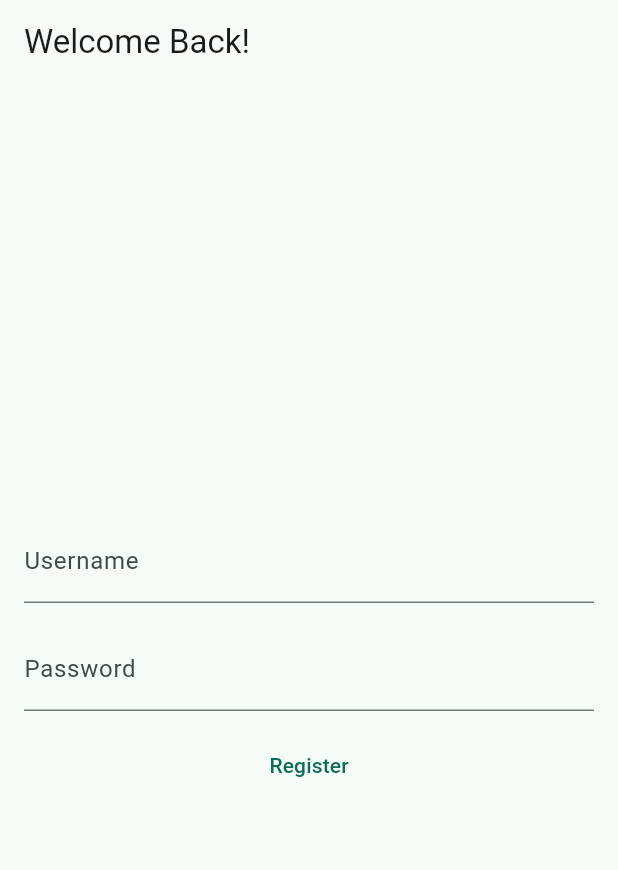
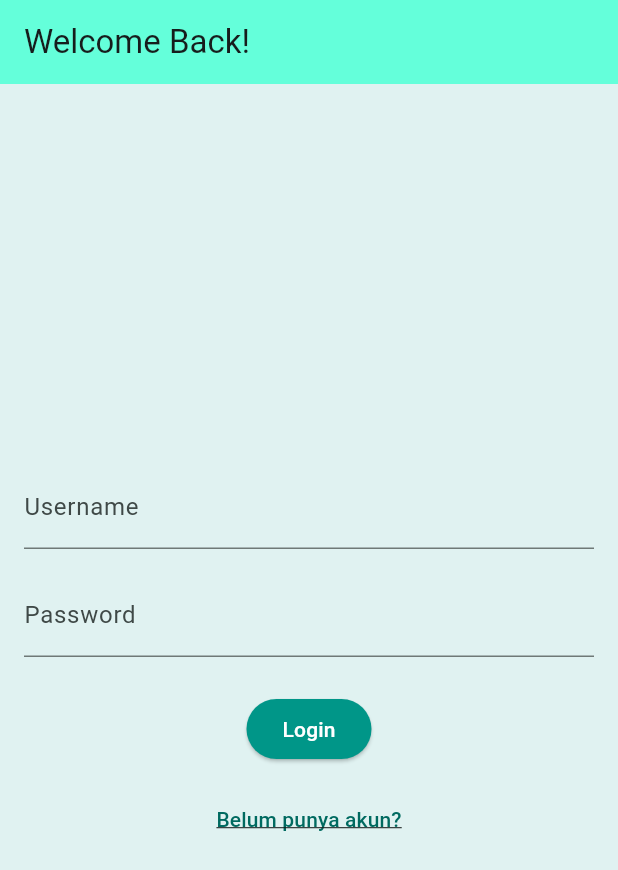
Before and after one commit to belatijagad/kutu-buku-mobile, a Flutter app: the screen it shows after launch, on a phone screen of 412 x 824 dp. Shown: the top 870 px of the screen. Run offline on Flutter 3.47's test engine with Material 3 defaults, Android fonts, the phone set to English and light mode, and no system bars.

Commit message:
Update login-register

```diff
--- a/lib/main.dart
+++ b/lib/main.dart
@@ -31,7 +31,8 @@ class MyApp extends StatelessWidget {
     return MaterialApp(
       title: 'Flutter Demo',
       theme: ThemeData(
-        colorScheme: ColorScheme.fromSeed(seedColor: Colors.tealAccent),
+        scaffoldBackgroundColor: Colors.teal.shade50,
+        colorScheme: ColorScheme.fromSeed(seedColor: Colors.teal),
         useMaterial3: true,
       ),
       home: LoginPage(),
--- a/lib/screens/login.dart
+++ b/lib/screens/login.dart
@@ -17,6 +17,7 @@ class _LoginPageState extends State<LoginPage> {
     return Scaffold(
       appBar: AppBar(
         title: const Text('Welcome Back!'),
+        backgroundColor: Colors.tealAccent,
       ),
       body: Padding(
         padding: const EdgeInsets.all(16.0),
@@ -33,23 +34,28 @@ class _LoginPageState extends State<LoginPage> {
               obscureText: true,
               decoration: const InputDecoration(labelText: 'Password'),
             ),
-            // const SizedBox(height: 24.0),
-            // ElevatedButton(
-            //   onPressed: () {
-            //     // Perform login logic (authentication check)
-            //     if (_performLogin()) {
-            //       // If successful, navigate to the home page
-            //       Navigator.pushReplacement(
-            //         context,
-            //         MaterialPageRoute(builder: (context) => const HomePage()),
-            //       );
-            //     } else {
-            //       // Show an error message or handle authentication failure
-            //       _showErrorDialog();
-            //     }
-            //   },
-            //   child: const Text('Login'),
-            // ),
+            const SizedBox(height: 24.0),
+            ElevatedButton(
+              onPressed: () {
+                // Perform login logic (authentication check)
+                if (_performLogin()) {
+                  // If successful, navigate to the home page
+                  Navigator.pushReplacement(
+                    context,
+// DUMMY ROUTING: navigate ke LoginPage
+                    MaterialPageRoute(builder: (context) => const LoginPage()),
+                  );
+                } else {
+                  // Show an error message or handle authentication failure
+                  _showErrorDialog();
+                }
+              },
+              child: const Text('Login'),
+              style: ElevatedButton.styleFrom(
+                backgroundColor: Colors.teal,
+                foregroundColor: Colors.white,
+              ),
+            ),
             const SizedBox(height: 12.0),
             TextButton(
               onPressed: () {
@@ -60,7 +66,11 @@ class _LoginPageState extends State<LoginPage> {
                       builder: (context) => ReaderRegistrationPage()),
                 );
               },
-              child: const Text('Register'),
+              child: const Text('Belum punya akun?',
+              style: TextStyle(
+                decoration: TextDecoration.underline,
+                ),
+              ),
             ),
           ],
         ),
```
Also changed, not shown: lib/screens/register.dart (+17 -2 lines).
